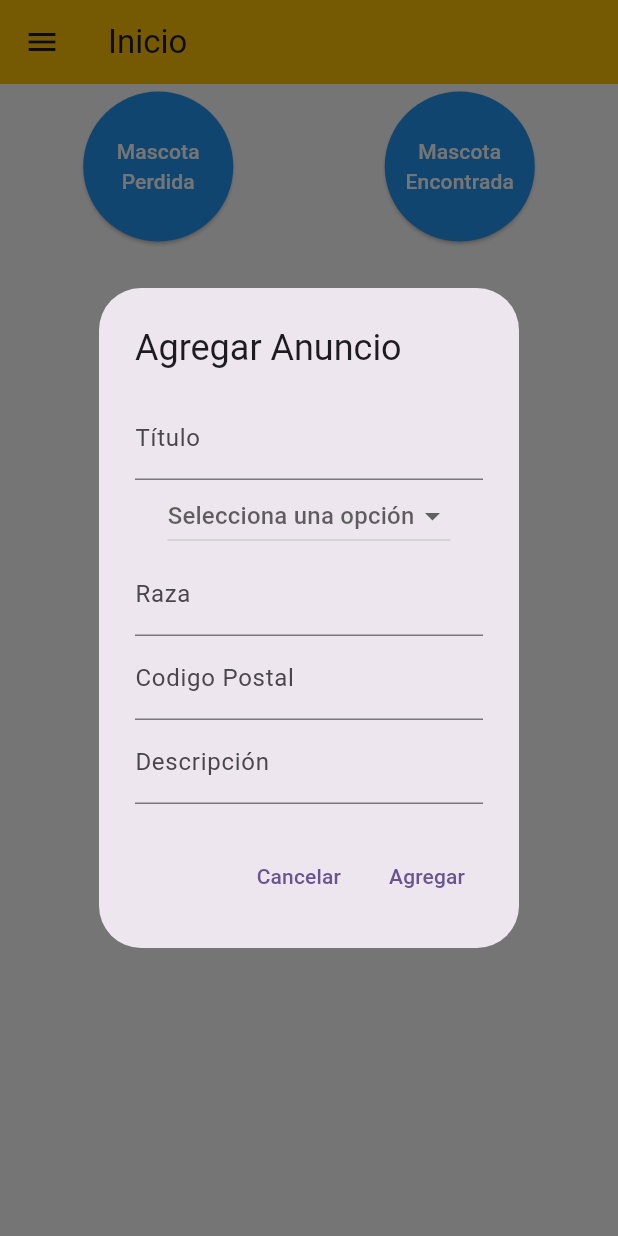
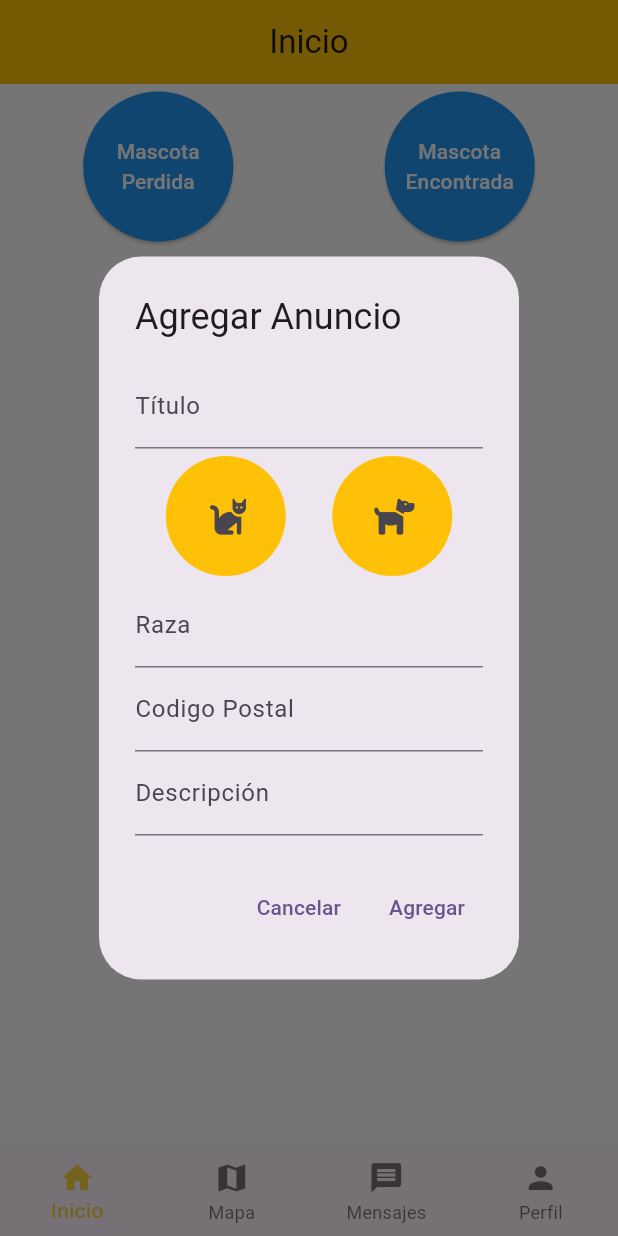
Before and after one commit to melina-r/PerdidosYA, a Flutter app: the screen it shows after launch, after a tap on "Iniciar Sesion", after a tap on "Mascota Perdida", on a phone screen of 412 x 824 dp. Run offline on Flutter 3.47's test engine with Material 3 defaults, Android fonts, the phone set to English and light mode, and no system bars; our stand-ins replace cloud_firestore, firebase_core, font_awesome_flutter; accounts and stored records are empty.

Commit message:
cambiado inicio

```diff
--- a/lib/inicio.dart
+++ b/lib/inicio.dart
@@ -1,6 +1,7 @@
 import 'package:flutter/material.dart';
 import 'package:cloud_firestore/cloud_firestore.dart';
 import 'users.dart'; // Asegúrate de importar la clase User
+import 'package:font_awesome_flutter/font_awesome_flutter.dart';
 
 class Inicio extends StatefulWidget {
   final User user;
@@ -26,7 +27,7 @@ class _InicioState extends State<Inicio> {
     }
   }
 
-  void _agregarAnuncio(String titulo, String descripcion, String zona, String? especie, String raza, int tipoAnuncio) {
+  void _agregarAnuncio(String titulo, String descripcion, String zona, String especie, String raza, int tipoAnuncio) {
     String tablaBaseDeDatos = '';
     if(tipoAnuncio == this.perdido){
         tablaBaseDeDatos = 'Mascotas perdidas';
@@ -45,20 +46,26 @@ class _InicioState extends State<Inicio> {
     });
   }
 
+
   void _mostrarDialogoAgregarAnuncio(int tipoAnuncio) {
     String titulo = '';
     String descripcion = '';
     String raza = '';
     String zona = '';
-    String? _especieSeleccionada;
+    String especieSeleccionada = '';
     final List<String> especies = ['Gato','Perro'];
+    bool botonGatoPresionado = false;
+    bool botonPerroPresionado = false;
 
     showDialog(
       context: context,
       builder: (BuildContext context) {
         return AlertDialog(
           title: const Text('Agregar Anuncio'),
-          content: Column(
+          content:SingleChildScrollView(
+            child: StatefulBuilder(
+            builder: (BuildContext context, StateSetter setDialogState) {
+                    return  Column(
                     mainAxisSize: MainAxisSize.min,
                     children: [
                       TextField(
@@ -67,21 +74,57 @@ class _InicioState extends State<Inicio> {
                           titulo = value;
                         },
                       ),
-            DropdownButton<String>(
-              hint: Text('Selecciona una opción'),
-              value: _especieSeleccionada, // Valor actual
-              onChanged: (String? newValue) {
-                setState(() {
-                  print(newValue);
-                  _especieSeleccionada = newValue; // Actualiza el valor seleccionado
+                    Center(
+                    child: Container(
+                      padding: EdgeInsets.all(5.0), // Espaciado interno
+                      decoration: BoxDecoration(
+                        color: Colors.transparent, // Color de fondo
+                      ),
+                      child: Row(
+                      mainAxisAlignment: MainAxisAlignment.spaceAround, // Espacio entre botones
+                      children: [
+                        Container(
+                          width: 80, // Ancho del primer botón
+                          height:80,
+                          child: IconButton(
+                            icon: Icon(FontAwesomeIcons.cat),
+                            onPressed: () {
+                              setDialogState(() {
+                                botonGatoPresionado = true;
+                                botonPerroPresionado = false;
+                                especieSeleccionada = especies[0];
                               });
                             },
-              items: especies.map<DropdownMenuItem<String>>((String value) {
-                return DropdownMenuItem<String>(
-                  value: value,
-                  child: Text(value),
-                );
-              }).toList(),
+                            style: IconButton.styleFrom(
+                              backgroundColor: botonGatoPresionado?Colors.blue:Colors.amber
+                            ),
+                            splashColor: Colors.red.withOpacity(0.5),
+                            highlightColor: Colors.red.withOpacity(0.3),
+                          ),
+                        ),
+                        Container(
+                          width: 80, // Ancho del primer botón
+                          height: 80,
+                          child: IconButton(
+                            icon: Icon(FontAwesomeIcons.dog),
+                            onPressed: () {
+                              setDialogState(() {
+                                botonGatoPresionado = false;
+                                botonPerroPresionado = true;
+                                especieSeleccionada = especies[1];
+                              });
+                            },
+                            style: IconButton.styleFrom(
+                              backgroundColor: botonPerroPresionado?Colors.blue:Colors.amber
+                            ),
+
+                            splashColor: Colors.red.withOpacity(0.5),
+                            highlightColor: Colors.red.withOpacity(0.3),
+                          ),
+                        ),
+                      ],
+                    ),
+                  ),
                 ),
               TextField(
                 decoration: InputDecoration(labelText: 'Raza'),
@@ -102,6 +145,9 @@ class _InicioState extends State<Inicio> {
                 },
               ),
             ],
+          );
+        }
+        ),
       ),
           actions: [
             TextButton(
@@ -112,7 +158,7 @@ class _InicioState extends State<Inicio> {
             ),
             TextButton(
               onPressed: () {
-                _agregarAnuncio(titulo, descripcion, zona, _especieSeleccionada, raza, tipoAnuncio);
+                _agregarAnuncio(titulo, descripcion, zona, especieSeleccionada, raza, tipoAnuncio);
                 Navigator.of(context).pop();
               },
               child: const Text('Agregar'),
@@ -123,21 +169,40 @@ class _InicioState extends State<Inicio> {
     );
   }
 
+Widget anuncioShowAlert(String titulo, String descripcion, String zona, String especie, String raza) {
+  return Container(
+    height: 300.0,
+    width: 300.0,
+    child: ListView(
+      children: [
+        ListTile(
+          title: Text('Zona:', style: TextStyle(fontWeight: FontWeight.bold, color: Colors.black)),
+          subtitle: Text(zona),
+        ),
+        ListTile(
+          title: Text('Especie:',style: TextStyle(fontWeight: FontWeight.bold, color: Colors.black)),
+          subtitle: Text(especie),
+        ),
+        ListTile(
+          title: Text('Raza:',style: TextStyle(fontWeight: FontWeight.bold, color: Colors.black)),
+          subtitle: Text(raza),
+        ),
+        ListTile(
+          title: Text('Descripción:',style: TextStyle(fontWeight: FontWeight.bold, color: Colors.black)),
+          subtitle: Text(descripcion),
+        ),
+      ],
+    )
+  );
+}
+
 void _mostrarAnuncio(String titulo, String descripcion, String zona, String especie, String raza) {
     showDialog(
       context: context,
       builder: (BuildContext context) {
         return AlertDialog(
-          title: Text(titulo),
-          content: Column(
-            mainAxisSize: MainAxisSize.min,
-            children: [
-              Row(children: [Text('Especie: ', style: TextStyle(fontWeight: FontWeight.bold,),),Text(especie)]),
-              Row(children: [Text('Raza: ', style: TextStyle(fontWeight: FontWeight.bold,),),Text(raza)]),
-              Row(children: [Text('Codigo Postal: ', style: TextStyle(fontWeight: FontWeight.bold,),),Text(zona)]),
-              Row(children: [Text('Descripción: ', style: TextStyle(fontWeight: FontWeight.bold,),),Text(descripcion)]),
-            ],
-          ),
+          title: Center(child: Text(titulo),),
+          content:anuncioShowAlert(titulo, descripcion, zona, especie, raza),
           actions: [
             TextButton(
               onPressed: () {
@@ -165,17 +230,8 @@ void _mostrarAnuncio(String titulo, String descripcion, String zona, String espe
     return Scaffold(
       appBar: AppBar(
         backgroundColor: Colors.amber,
-        leading: Builder(
-          builder: (context) {
-            return IconButton(
-              icon: const Icon(Icons.menu),
-              onPressed: () {
-                Scaffold.of(context).openDrawer();
-              },
-            );
-          },
-      ),
-      title: Text('Inicio'),
+        title: Center(child: Text('Inicio'),),
+        automaticallyImplyLeading: false,
       ),
       backgroundColor: Colors.white,    //Cambiar color
       body:
@@ -270,68 +326,30 @@ void _mostrarAnuncio(String titulo, String descripcion, String zona, String espe
         ),
       ]
       ),
-      drawer: drawerMenu(context),
+       bottomNavigationBar: BottomNavigationBar(
+        type: BottomNavigationBarType.fixed,
+        items: const <BottomNavigationBarItem>[
+          BottomNavigationBarItem(
+            icon: Icon(Icons.home),
+            label: 'Inicio',
+          ),
+          BottomNavigationBarItem(
+            icon: Icon(Icons.map),
+            label: 'Mapa',
+          ),
+          BottomNavigationBarItem(
+            icon: Icon(Icons.message),
+            label: 'Mensajes',
+          ),
+          BottomNavigationBarItem(
+            icon: Icon(Icons.person),
+            label: 'Perfil',
+          ),
+        ],
+        currentIndex: _selectedIndex,
+        selectedItemColor: Colors.amberAccent,
+        onTap: _onItemTapped,
+      ),
     );
   }
 }
-
-
-
-
-Drawer drawerMenu (context){
-  return Drawer( // El Drawer
-        child: ListView(
-          padding: EdgeInsets.zero,
-          children: <Widget>[
-              Container(
-                height: 40,
-                color: Colors.transparent, // Color de fondo del encabezado
-              ),
-              Container(
-                  width: 150, // Ancho del primer botón
-                  height: 100,
-                  child: ElevatedButton(
-                    onPressed: () {
-                      print('Botón presionado');
-                    },
-                    child: Text('Perfil', textAlign: TextAlign.center,),
-                    style: ElevatedButton.styleFrom(
-                      backgroundColor: Colors.blue,
-                      foregroundColor: Colors.white,
-                      shape: CircleBorder(),
-                    ),
-                  ),
-                ),
-            Divider(),
-            ListTile(
-              leading: Icon(Icons.home),
-              title: Text('Inicio'),
-              onTap: () {
-                Navigator.pop(context);
-              },
-            ),
-            ListTile(
-              leading: Icon(Icons.map),
-              title: Text('Mapa'),
-              onTap: () {
-                Navigator.pop(context);
-              },
-            ),
-            ListTile(
-              leading: Icon(Icons.message),
-              title: Text('Mensajes'),
-              onTap: () {
-                Navigator.pop(context);
-              },
-            ),
-            ListTile(
-              leading: Icon(Icons.logout),
-              title: Text('Cerrar Sesión'),
-              onTap: () {
-                Navigator.pop(context);
-              },
-            ),
-          ],
-        ),
-      );
-}
--- a/pubspec.yaml
+++ b/pubspec.yaml
@@ -15,6 +15,7 @@ dependencies:
   cloud_firestore: ^4.5.0
   cupertino_icons: ^1.0.8
   provider: ^6.0.0
+  font_awesome_flutter: ^10.2.0
 
 
 dev_dependencies:
```
Also changed, not shown: pubspec.lock. Lines whose indentation alone changed are shown as unchanged.
